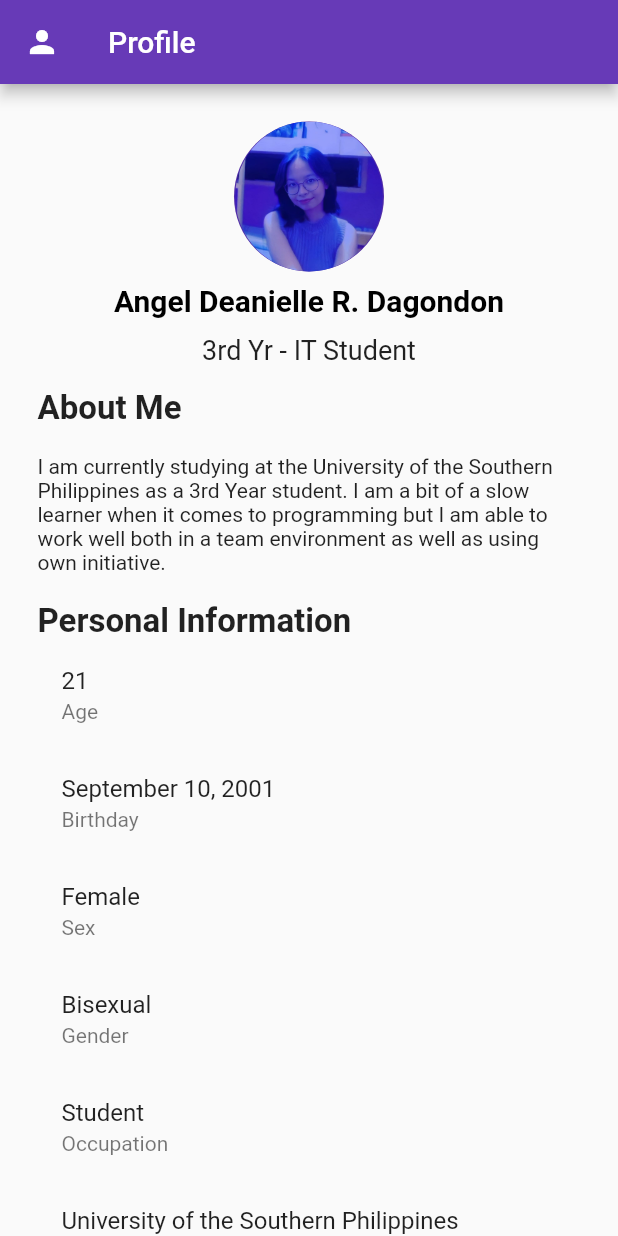
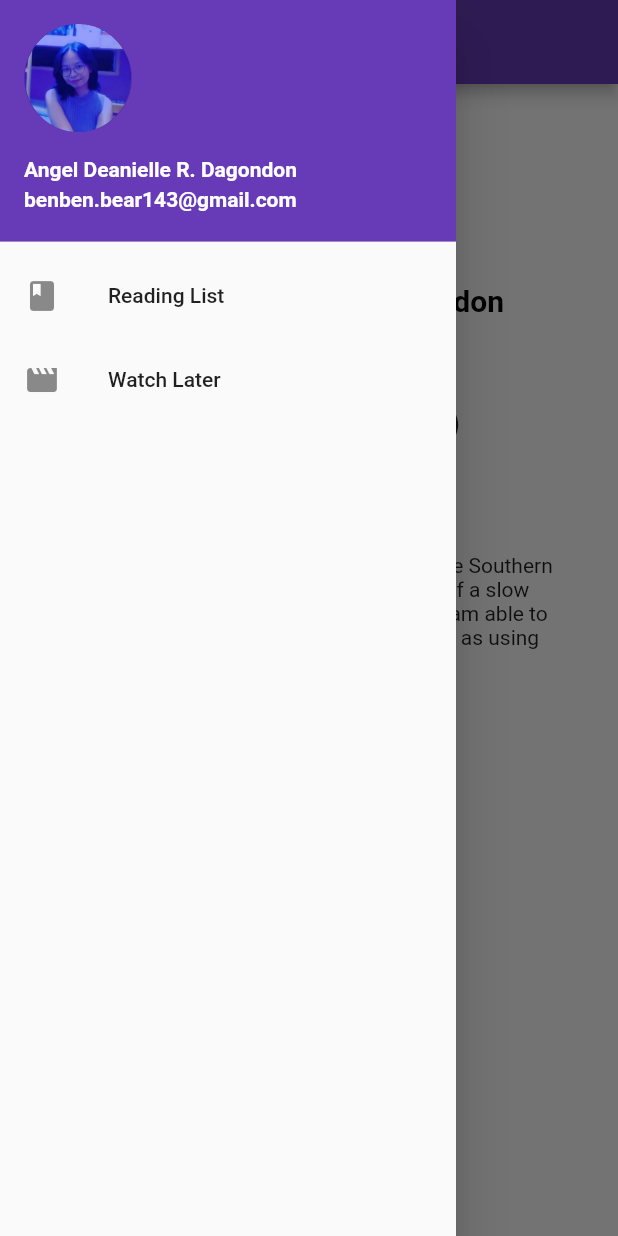
Before and after one commit to deanielledagondon/Profile, a Flutter app: the screen it shows after launch, with the side drawer open (before the commit the screen has no drawer), on a phone screen of 412 x 824 dp. Run offline on Flutter 3.47's test engine with Material 2 defaults, Android fonts, the phone set to English and light mode, and no system bars; our stand-ins replace font_awesome_flutter.

Commit message:
added to watch and reading list

```diff
--- /dev/null
+++ b/lib/model/books.dart
@@ -0,0 +1,48 @@
+import 'package:flutter/material.dart';
+
+class Books {
+  String title;
+  String description;
+  String imageUrl;
+  int year;
+
+  Books({
+    required this.title,
+    required this.description,
+    required this.imageUrl,
+    required this.year,
+  });
+}
+
+List<Books> readList = [
+  Books(
+      title: 'Vampire Academy',
+      description: "Lissa Dragomir is a Moroi princess: a mortal vampire with a rare gift for harnessing the earth's magic. She must be protected at all times from Strigoi; the fiercest vampires—the ones who never die. The powerful blend of human and vampire blood that flows through Rose Hathaway, Lissa's best friend, makes her a dhampir. Rose is dedicated to a dangerous life of protecting Lissa from the Strigoi, who are hell-bent on making Lissa one of them. After two years of freedom, Rose and Lissa are caught and dragged back to St. Vladimir's Academy, a school for vampire royalty and their guardians-to-be, hidden in the deep forests of Montana. But inside the iron gates, life is even more fraught with danger... and the Strigoi are always close by. Rose and Lissa must navigate their dangerous world, confront the temptations of forbidden love, and never once let their guard down, lest the evil undead make Lissa one of them forever.",
+      year: 2007,
+      imageUrl: 'https://images-na.ssl-images-amazon.com/images/S/compressed.photo.goodreads.com/books/1361098973i/345627.jpg'),
+  Books(
+      title: 'The Lightning Thief',
+      description: "Percy Jackson is a good kid, but he can't seem to focus on his schoolwork or control his temper. And lately, being away at boarding school is only getting worse - Percy could have sworn his pre-algebra teacher turned into a monster and tried to kill him. When Percy's mom finds out, she knows it's time that he knew the truth about where he came from, and that he go to the one place he'll be safe. She sends Percy to Camp Half Blood, a summer camp for demigods (on Long Island), where he learns that the father he never knew is Poseidon, God of the Sea. Soon a mystery unfolds and together with his friends—one a satyr and the other the demigod daughter of Athena - Percy sets out on a quest across the United States to reach the gates of the Underworld (located in a recording studio in Hollywood) and prevent a catastrophic war between the gods.",
+      year: 2005,
+      imageUrl: 'https://images-na.ssl-images-amazon.com/images/S/compressed.photo.goodreads.com/books/1400602609i/28187.jpg'),
+  Books(
+      title: 'The Lost Hero',
+      description: "JASON HAS A PROBLEM. He doesn’t remember anything before waking up in a bus full of kids on a field trip. Apparently he has a girlfriend named Piper, and his best friend is a guy named Leo. They’re all students at the Wilderness School, a boarding school for bad kids, as Leo puts it. What did Jason do to end up here? And where is here, exactly? Jason doesn't know anything—except that everything seems very wrong.",
+      year: 2010,
+      imageUrl: 'https://images-na.ssl-images-amazon.com/images/S/compressed.photo.goodreads.com/books/1464201003i/7736182.jpg'),
+  Books(
+      title: 'Graceling',
+      description: "Katsa has been able to kill a man with her bare hands since she was eight—she’s a Graceling, one of the rare people in her land born with an extreme skill. As niece of the king, she should be able to live a life of privilege, but Graced as she is with killing, she is forced to work as the king’s thug. She never expects to fall in love with beautiful Prince Po. She never expects to learn the truth behind her Grace—or the terrible secret that lies hidden far away . . . a secret that could destroy all seven kingdoms with words alone. With elegant, evocative prose and a cast of unforgettable characters, debut author Kristin Cashore creates a mesmerizing world, a death-defying adventure, and a heart-racing romance that will consume you, hold you captive, and leave you wanting more.",
+      year: 2008,
+      imageUrl: 'https://images-na.ssl-images-amazon.com/images/S/compressed.photo.goodreads.com/books/1331548394i/3236307.jpg'),
+  Books(
+      title: 'Ender’s Game',
+      description: "Andrew Wiggin thinks he is playing computer simulated war games; he is, in fact, engaged in something far more desperate. The result of genetic experimentation, Ender may be the military genius Earth desperately needs in a war against an alien enemy seeking to destroy all human life. The only way to find out is to throw Ender into ever harsher training, to chip away and find the diamond inside, or destroy him utterly. Ender Wiggin is six years old when it begins. He will grow up fast. But Ender is not the only result of the experiment. The war with the Buggers has been raging for a hundred years, and the quest for the perfect general has been underway almost as long. Ender's two older siblings, Peter and Valentine, are every bit as unusual as he is, but in very different ways. While Peter was too uncontrollably violent, Valentine very nearly lacks the capability for violence altogether. Neither was found suitable for the military's purpose. But they are driven by their jealousy of Ender, and by their inbred drive for power. Peter seeks to control the political process, to become a ruler. Valentine's abilities turn more toward the subtle control of the beliefs of commoner and elite alike, through powerfully convincing essays. Hiding their youth and identities behind the anonymity of the computer networks, these two begin working together to shape the destiny of Earth-an Earth that has no future at all if their brother Ender fails.",
+      year: 1985,
+      imageUrl: 'https://images-na.ssl-images-amazon.com/images/S/compressed.photo.goodreads.com/books/1408303130i/375802.jpg'),
+  Books(
+      title: 'Beautiful Creatures',
+      description: "Lena Duchannes is unlike anyone the small Southern town of Gatlin has ever seen, and she's struggling to conceal her power, and a curse that has haunted her family for generations. But even within the overgrown gardens, murky swamps and crumbling graveyards of the forgotten South, a secret cannot stay hidden forever. Ethan Wate, who has been counting the months until he can escape from Gatlin, is haunted by dreams of a beautiful girl he has never met. When Lena moves into the town's oldest and most infamous plantation, Ethan is inexplicably drawn to her and determined to uncover the connection between them.",
+      year: 2009,
+      imageUrl: 'https://images-na.ssl-images-amazon.com/images/S/compressed.photo.goodreads.com/books/1327873282i/6304335.jpg'),
+];
--- a/lib/profile.dart
+++ b/lib/profile.dart
@@ -1,4 +1,9 @@
 import 'package:flutter/material.dart';
+import 'package:font_awesome_flutter/font_awesome_flutter.dart';
+import 'package:profile/login.dart';
+import 'package:profile/pages/reading_list.dart';
+import 'package:profile/pages/to_watch.dart';
+import 'package:profile/social.dart';
 
 class Profile extends StatefulWidget {
   const Profile({Key? key}) : super(key: key);
@@ -13,7 +18,71 @@ class _ProfileState extends State<Profile> {
     return Scaffold(
       appBar: AppBar(
         title: const Text("Profile"),
-        leading: const Icon(Icons.person),
+      ),
+      drawer: Drawer(
+        child: ListView(
+          // Important: Remove any padding from the ListView.
+          padding: EdgeInsets.zero,
+          children: [
+            UserAccountsDrawerHeader(
+              decoration: const BoxDecoration(color: Colors.deepPurple),
+              accountName: const Text(
+                "Angel Deanielle R. Dagondon",
+                style: TextStyle(
+                  fontWeight: FontWeight.bold,
+                ),
+              ),
+              accountEmail: const Text(
+                "benben.bear143@gmail.com",
+                style: TextStyle(
+                  fontWeight: FontWeight.bold,
+                ),
+              ),
+              currentAccountPicture: CircleAvatar(
+                radius: 50,
+                child: ClipOval(
+                  child: Image.asset('assets/dagondon/d.jpg'),
+                ),
+              ),
+            ),
+            ListTile(
+              leading: const Icon(
+                Icons.book,
+              ),
+              title: const Text('Reading List'),
+              onTap: () {
+                Navigator.push(
+                  context,
+                  MaterialPageRoute(builder: (context) => const ReadingList()),
+                );
+              },
+            ),
+            ListTile(
+              leading: const Icon(
+                Icons.movie,
+              ),
+              title: const Text('Watch Later'),
+              onTap: () {
+                Navigator.push(
+                  context,
+                  MaterialPageRoute(builder: (context) => const ToWatch()),
+                );
+              },
+            ),
+            // ListTile(
+            //   leading: const Icon(
+            //     Icons.exit_to_app,
+            //   ),
+            //   title: const Text('Sign Out'),
+            //   onTap: () {
+            //     Navigator.push(
+            //       context,
+            //       MaterialPageRoute(builder: (context) => const Login()),
+            //     );
+            //   },
+            // ),
+          ],
+        ),
       ),
       body: ListView(
         padding: const EdgeInsets.all(25),
@@ -24,49 +93,59 @@ class _ProfileState extends State<Profile> {
               child: Image.asset('assets/dagondon/d.jpg'),
             ),
           ),
-          const SizedBox(
-              height: 8),
+          const SizedBox(height: 8),
           const Center(
             child: Text(
               'Angel Deanielle R. Dagondon',
-              style: TextStyle(fontSize: 20, fontWeight: FontWeight.bold, color: Colors.black),
+              style: TextStyle(
+                  fontSize: 20,
+                  fontWeight: FontWeight.bold,
+                  color: Colors.black),
             ),
           ),
-          const SizedBox(
-              height: 11
-          ),
+          const SizedBox(height: 11),
           const Center(
             child: Text(
               '3rd Yr - IT Student',
               style: TextStyle(fontSize: 18, color: Colors.black87),
             ),
           ),
-          const SizedBox(
-              height: 15
+          const SizedBox(height: 15),
+          Row(
+            mainAxisAlignment: MainAxisAlignment.center,
+            children: const [
+              Social(
+                  icon: FontAwesomeIcons.facebook,
+                  url: 'https://www.facebook.com/angeld.dagondon'),
+              SizedBox(width: 12),
+              Social(
+                  icon: FontAwesomeIcons.instagram,
+                  url: 'https://www.instagram.com/deeeeeaann/'),
+              SizedBox(width: 12),
+              Social(
+                  icon: FontAwesomeIcons.twitter,
+                  url: 'https://twitter.com/cateriffic26'),
+              SizedBox(width: 12),
+              Social(
+                  icon: FontAwesomeIcons.github,
+                  url: 'https://github.com/deanielledagondon'),
+              SizedBox(width: 12),
+            ],
           ),
+          const SizedBox(height: 18),
           const Text(
-              "About Me",
-              style: TextStyle(
-                  fontSize: 22,
-                  fontWeight: FontWeight.bold
-              ),
-            ),
-          const SizedBox(
-              height: 18
+            "About Me",
+            style: TextStyle(fontSize: 22, fontWeight: FontWeight.bold),
           ),
+          const SizedBox(height: 18),
           const Text(
               "I am currently studying at the University of the Southern Philippines as a 3rd Year student."
               " I am a bit of a slow learner when it comes to programming but "
-              "I am able to work well both in a team environment as well as using own initiative."
-          ),
-          const SizedBox(
-              height: 18
-          ),
-          const Text('Personal Information',
-            style: TextStyle(
-                fontSize: 22,
-                fontWeight: FontWeight.bold
-            ),
+              "I am able to work well both in a team environment as well as using own initiative."),
+          const SizedBox(height: 18),
+          const Text(
+            'Personal Information',
+            style: TextStyle(fontSize: 22, fontWeight: FontWeight.bold),
           ),
           const ListTile(
             title: Text("21"),
--- /dev/null
+++ b/lib/social.dart
@@ -0,0 +1,29 @@
+import 'package:flutter/material.dart';
+import 'package:url_launcher/url_launcher.dart';
+
+class Social extends StatelessWidget {
+  final IconData icon;
+  final String url;
+
+  const Social({Key? key, required this.icon, required this.url}) : super(key: key);
+
+  @override
+  Widget build(BuildContext context) {
+    return Center(
+      child: IconButton(
+        onPressed: () async {
+          Uri finalUrl = Uri.parse(url);
+          if (await canLaunchUrl(finalUrl)) {
+            await launchUrl(
+              finalUrl,
+            );
+          }
+        },
+        icon: Icon(
+            icon,
+            size: 32
+        ),
+      ),
+    );
+  }
+}
--- a/pubspec.yaml
+++ b/pubspec.yaml
@@ -32,7 +32,8 @@ dependencies:
   flutter:
     sdk: flutter
   flutter_launcher_icons: ^0.11.0
-  footer:
+  url_launcher: ^6.1.10
+  font_awesome_flutter: ^10.4.0
 
 
   # The following adds the Cupertino Icons font to your application.
```
Also changed, not shown: lib/login.dart (added, +15 -0 lines), lib/model/movie.dart (added, +48 -0 lines), lib/pages/movie_details.dart (added, +46 -0 lines), lib/pages/reading_list.dart (added, +91 -0 lines), lib/pages/to_watch.dart (added, +40 -0 lines), lib/sample.dart (deleted, +0 -146 lines), pubspec.lock, 1 other file.
